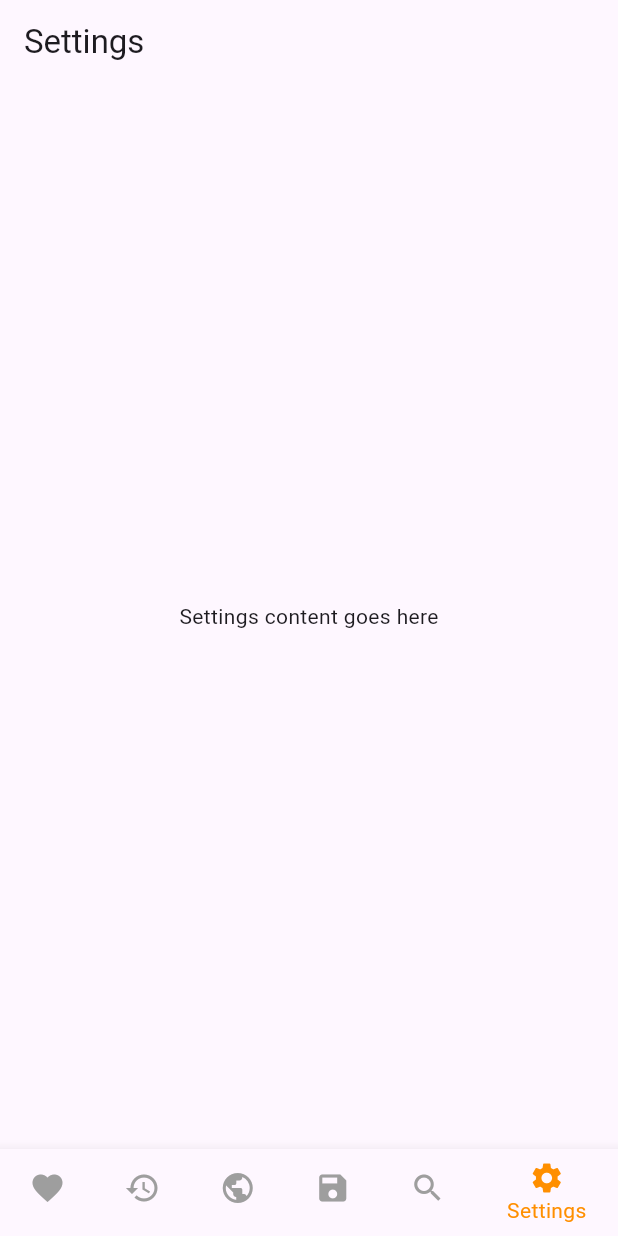
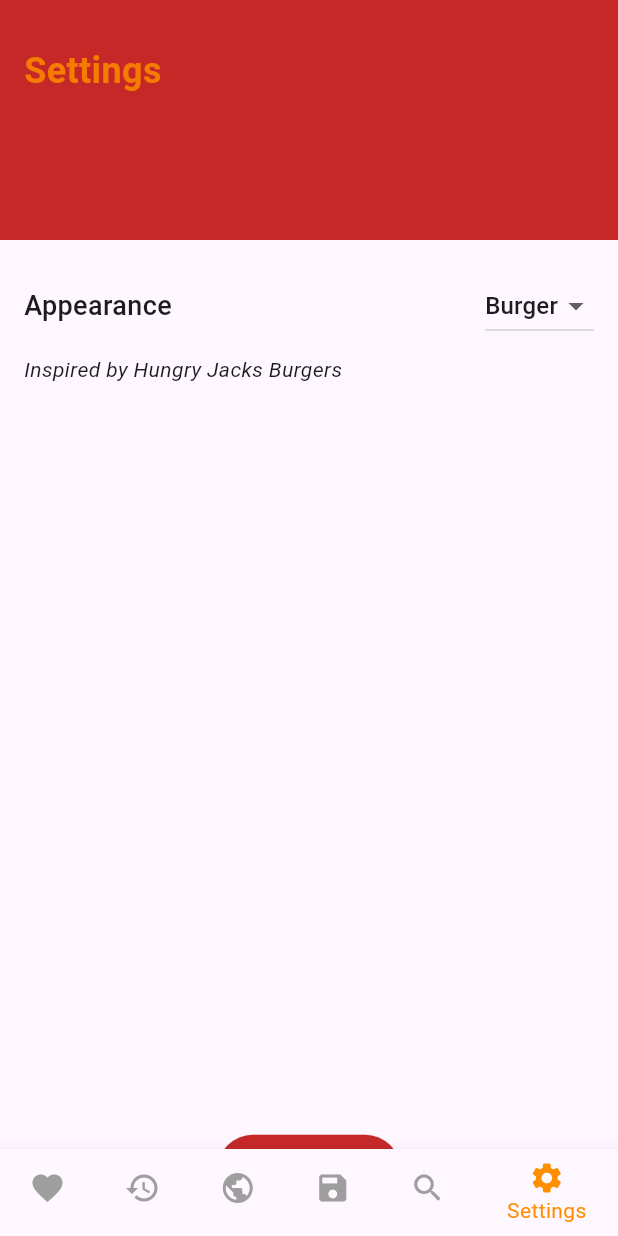
Before and after one commit to testtesttesttest45/Hungry-News, a Flutter app: the screen it shows after launch, item 6 of the bottom bar chosen, on a phone screen of 412 x 824 dp. Run offline on Flutter 3.47's test engine with Material 3 defaults, Android fonts, the phone set to English and light mode, and no system bars; our stand-ins replace shared_preferences.

Commit message:
Settings Page with Theme color functional and savable

```diff
--- a/hungry_news/lib/main.dart
+++ b/hungry_news/lib/main.dart
@@ -1,4 +1,5 @@
 import 'package:flutter/material.dart';
+import 'package:shared_preferences/shared_preferences.dart';
 import 'pages/preference_news_page.dart';
 import 'pages/past_news_page.dart';
 import 'pages/major_news_page.dart';
@@ -10,8 +11,37 @@ void main() {
   runApp(const MyApp());
 }
 
-class MyApp extends StatelessWidget {
+class MyApp extends StatefulWidget {
   const MyApp({super.key});
+
+  @override
+  State<MyApp> createState() => _MyAppState();
+}
+
+class _MyAppState extends State<MyApp> {
+  ThemeMode _themeMode = ThemeMode.light;
+
+  @override
+  void initState() {
+    super.initState();
+    _loadTheme();
+  }
+
+  Future<void> _loadTheme() async {
+    final prefs = await SharedPreferences.getInstance();
+    final isDarkMode = prefs.getBool('isDarkMode') ?? false;
+    setState(() {
+      _themeMode = isDarkMode ? ThemeMode.dark : ThemeMode.light;
+    });
+  }
+
+  Future<void> toggleTheme(bool isDarkMode) async {
+    setState(() {
+      _themeMode = isDarkMode ? ThemeMode.dark : ThemeMode.light;
+    });
+    final prefs = await SharedPreferences.getInstance();
+    await prefs.setBool('isDarkMode', isDarkMode); // save user appearance choice
+  }
 
   @override
   Widget build(BuildContext context) {
@@ -19,40 +49,53 @@ class MyApp extends StatelessWidget {
       title: 'Hungry News',
       debugShowCheckedModeBanner: false,
       theme: ThemeData(
+        brightness: Brightness.light,
         colorScheme: ColorScheme.fromSeed(seedColor: Colors.deepPurple),
         useMaterial3: true,
       ),
+      darkTheme: ThemeData(
+        brightness: Brightness.dark,
+        colorScheme: ColorScheme.dark(
+          primary: Colors.amber[800] ?? Colors.amber,
+        ),
+        useMaterial3: true,
+      ),
+      themeMode: _themeMode,
       builder: (context, child) {
-        // Remove the top padding caused by the system status bar
         return MediaQuery(
           data: MediaQuery.of(context).removePadding(removeTop: true),
           child: child!,
         );
       },
-      home: const MyHomePage(),
+      home: MyHomePage(
+        onThemeChanged: toggleTheme,
+      ),
     );
   }
 }
 
 class MyHomePage extends StatefulWidget {
-  const MyHomePage({super.key});
+  final Function(bool) onThemeChanged;
+
+  const MyHomePage({super.key, required this.onThemeChanged});
 
   @override
   State<MyHomePage> createState() => _MyHomePageState();
 }
 
 class _MyHomePageState extends State<MyHomePage> {
-  int _selectedIndex = 2; // display Major News page by default
+  int _selectedIndex = 2; // Display Major News page by default
 
-  static const List<Widget> _pages = [
-    PreferenceNewsPage(),
-    PastNewsPage(),
-    // MajorNewsPage(), major news page has a parameter to set the current day for debug. pass currentDay: 2
-    MajorNewsPage(),
-    SavedNewsPage(),
-    SearchPage(),
-    SettingsPage(),
-  ];
+  List<Widget> _pages(BuildContext context) => [
+        const PreferenceNewsPage(),
+        const PastNewsPage(),
+        const MajorNewsPage(),
+        const SavedNewsPage(),
+        const SearchPage(),
+        SettingsPage(
+          onThemeChanged: widget.onThemeChanged, //  callback to SettingsPage
+        ),
+      ];
 
   void _onItemTapped(int index) {
     setState(() {
@@ -64,13 +107,12 @@ class _MyHomePageState extends State<MyHomePage> {
   Widget build(BuildContext context) {
     return Scaffold(
       appBar: PreferredSize(
-        // title: Text(widget.title),
         preferredSize: Size.zero,
         child: Container(),
       ),
       body: IndexedStack(
         index: _selectedIndex,
-        children: _pages,
+        children: _pages(context),
       ),
       bottomNavigationBar: BottomNavigationBar(
         items: const <BottomNavigationBarItem>[
@@ -82,13 +124,11 @@ class _MyHomePageState extends State<MyHomePage> {
           BottomNavigationBarItem(icon: Icon(Icons.settings), label: 'Settings'),
         ],
         currentIndex: _selectedIndex,
-        selectedItemColor: Colors.amber[800],
+        selectedItemColor: Colors.amber[800] ?? Colors.amber,
         unselectedItemColor: Colors.grey,
         onTap: _onItemTapped,
         backgroundColor: Theme.of(context).colorScheme.surface,
       ),
     );
   }
-
-
 }
--- a/hungry_news/lib/pages/settings_page.dart
+++ b/hungry_news/lib/pages/settings_page.dart
@@ -1,17 +1,137 @@
 import 'package:flutter/material.dart';
 
-class SettingsPage extends StatelessWidget {
-  const SettingsPage({super.key});
+class SettingsPage extends StatefulWidget {
+  final Function(bool) onThemeChanged;
+
+  const SettingsPage({super.key, required this.onThemeChanged});
+
+  @override
+  State<SettingsPage> createState() => _SettingsPageState();
+}
+
+class _SettingsPageState extends State<SettingsPage> {
+  late bool _isDarkMode;
+
+  @override
+  void didChangeDependencies() {
+    super.didChangeDependencies();
+    // safe access theme context
+    _isDarkMode = Theme.of(context).brightness == Brightness.dark;
+  }
 
   @override
   Widget build(BuildContext context) {
     return Scaffold(
-      appBar: AppBar(
-        title: const Text('Settings'),
-      ),
-      body: const Center(
-        child: Text('Settings content goes here'),
+      body: SafeArea(
+        child: CustomScrollView(
+          slivers: [
+            SliverPersistentHeader(
+              pinned: true,
+              delegate: _StickyHeaderDelegate(
+                child: Container(
+                  height: 160,
+                  color: Colors.red[800],
+                  padding: const EdgeInsets.only(
+                    top: 30.0,
+                    left: 16.0,
+                    right: 16.0,
+                    bottom: 16.0,
+                  ),
+                  child: Column(
+                    crossAxisAlignment: CrossAxisAlignment.start,
+                    mainAxisAlignment: MainAxisAlignment.start,
+                    children: [
+                      Text(
+                        'Settings',
+                        style: TextStyle(
+                          fontSize: 24,
+                          fontWeight: FontWeight.bold,
+                          color: Colors.orange[700],
+                        ),
+                      ),
+                    ],
+                  ),
+                ),
+              ),
+            ),
+            SliverList(
+              delegate: SliverChildListDelegate(
+                [
+                  const SizedBox(height: 20),
+                  Padding(
+                    padding: const EdgeInsets.symmetric(horizontal: 16.0),
+                    child: Row(
+                      mainAxisAlignment: MainAxisAlignment.spaceBetween,
+                      children: [
+                        const Text(
+                          'Appearance',
+                          style: TextStyle(fontSize: 18, fontWeight: FontWeight.w500),
+                        ),
+                        DropdownButton<String>(
+                          value: _isDarkMode ? "Dark" : "Burger",
+                          items: const [
+                            DropdownMenuItem(value: "Burger", child: Text("Burger")),
+                            DropdownMenuItem(value: "Dark", child: Text("Dark")),
+                          ],
+                          onChanged: (value) {
+                            setState(() {
+                              _isDarkMode = value == "Dark";
+                              widget.onThemeChanged(_isDarkMode);
+                            });
+                          },
+                        ),
+                      ],
+                    ),
+                  ),
+                  const SizedBox(height: 8),
+                  const Padding(
+                    padding: EdgeInsets.symmetric(horizontal: 16.0),
+                    child: Text(
+                      'Inspired by Hungry Jacks Burgers',
+                      style: TextStyle(fontSize: 14, fontStyle: FontStyle.italic),
+                    ),
+                  ),
+                  const SizedBox(height: 500),
+                  Center(
+                    child: ElevatedButton(
+                      onPressed: () {
+                      },
+                      style: ElevatedButton.styleFrom(
+                        backgroundColor: Colors.red[800],
+                        padding: const EdgeInsets.symmetric(horizontal: 24.0, vertical: 12.0),
+                      ),
+                      child: const Text(
+                        'Reset App',
+                        style: TextStyle(fontSize: 16, color: Colors.white),
+                      ),
+                    ),
+                  ),
+                ],
+              ),
+            ),
+          ],
+        ),
       ),
     );
   }
 }
+
+class _StickyHeaderDelegate extends SliverPersistentHeaderDelegate {
+  final Widget child;
+
+  _StickyHeaderDelegate({required this.child});
+
+  @override
+  Widget build(BuildContext context, double shrinkOffset, bool overlapsContent) {
+    return child;
+  }
+
+  @override
+  double get maxExtent => 160.0;
+  @override
+  double get minExtent => 160.0;
+  @override
+  bool shouldRebuild(covariant SliverPersistentHeaderDelegate oldDelegate) {
+    return true;
+  }
+}
--- a/hungry_news/pubspec.yaml
+++ b/hungry_news/pubspec.yaml
@@ -31,6 +31,7 @@ dependencies:
   flutter:
     sdk: flutter
   intl: ^0.20.0
+  shared_preferences: ^2.3.3
 
 
   # The following adds the Cupertino Icons font to your application.
```
Also changed, not shown: hungry_news/pubspec.lock, 1 other file.
